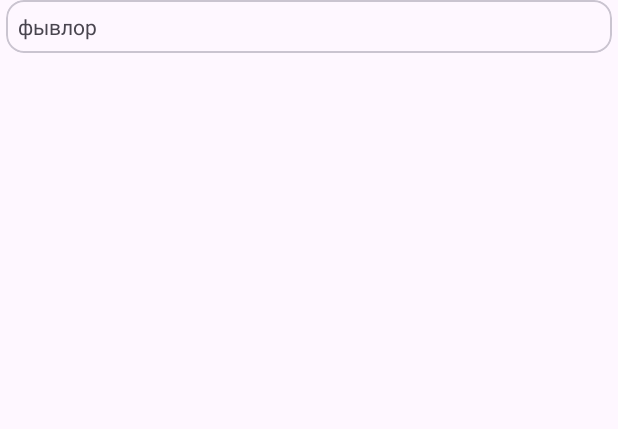
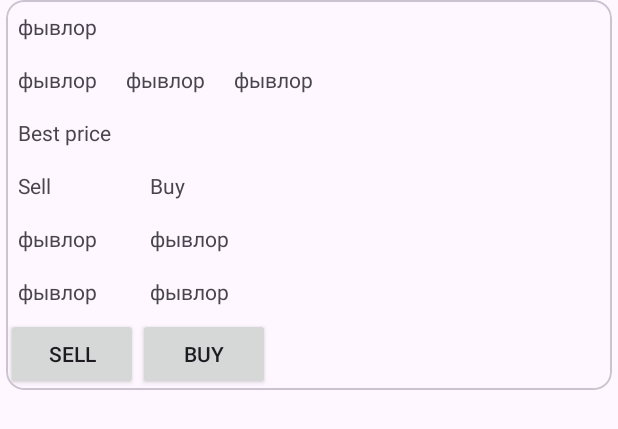
Before and after one commit to kvm-dev/Orange, an Android app: the layout item_affected.xml on its own in the app's theme, with its tools: preview values and no code run, on a phone screen of 412 x 824 dp. Shown: the top 429 px of the screen. Run offline under Robolectric (Android 15) with nearby library versions, the phone set to English and light mode, and no system bars; network calls fail.

Commit message:
карточка селл/буй

```diff
--- a/app/src/main/res/layout/item_affected.xml
+++ b/app/src/main/res/layout/item_affected.xml
@@ -6,11 +6,133 @@
     android:layout_marginHorizontal="4dp"
     app:cardElevation="0dp">
 
-          <TextView
-            android:id="@+id/item_affected_text"
+    <!--    val companyId: Int,-->
+
+
+    <!--    val bestBuyOfferId: Int,-->
+    <!--    val bestBuyOfferPrice: Int,-->
+    <!--    val bestBuyOfferCount: Int-->
+    <androidx.appcompat.widget.LinearLayoutCompat
+        android:layout_width="match_parent"
+        android:layout_height="wrap_content"
+        android:orientation="vertical">
+
+        <TextView
+            android:id="@+id/item_company_name"
             android:layout_width="wrap_content"
             android:layout_height="wrap_content"
-            android:text="фывлор "
-            android:layout_margin="8dp"/>
+            android:layout_margin="8dp"
+            android:text="фывлор " />
+
+        <androidx.appcompat.widget.LinearLayoutCompat
+            android:layout_width="wrap_content"
+            android:layout_height="wrap_content"
+            android:orientation="horizontal">
+
+            <TextView
+                android:id="@+id/item_fiveMinRate"
+                android:layout_width="wrap_content"
+                android:layout_height="wrap_content"
+                android:layout_margin="8dp"
+                android:text="фывлор " />
+
+            <TextView
+                android:id="@+id/item_oneMinRate"
+                android:layout_width="wrap_content"
+                android:layout_height="wrap_content"
+                android:layout_margin="8dp"
+                android:text="фывлор " />
+
+            <TextView
+                android:id="@+id/item_lastNewRate"
+                android:layout_width="wrap_content"
+                android:layout_height="wrap_content"
+                android:layout_margin="8dp"
+                android:text="фывлор " />
+        </androidx.appcompat.widget.LinearLayoutCompat>
+
+        <TextView
+            android:id="@+id/item_bp"
+            android:layout_width="wrap_content"
+            android:layout_height="wrap_content"
+            android:layout_margin="8dp"
+            android:text="Best price " />
+
+        <androidx.appcompat.widget.LinearLayoutCompat
+            android:layout_width="wrap_content"
+            android:layout_height="wrap_content"
+            android:orientation="horizontal">
+
+            <androidx.appcompat.widget.LinearLayoutCompat
+                android:layout_width="wrap_content"
+                android:layout_height="wrap_content"
+                android:orientation="vertical">
+
+                <TextView
+                    android:id="@+id/item_sell_text"
+                    android:layout_width="wrap_content"
+                    android:layout_height="wrap_content"
+                    android:layout_margin="8dp"
+                    android:text="Sell" />
+
+                <TextView
+                    android:id="@+id/item_bestSellOfferPrice"
+                    android:layout_width="wrap_content"
+                    android:layout_height="wrap_content"
+                    android:layout_margin="8dp"
+                    android:text="фывлор " />
+
+                <TextView
+                    android:id="@+id/item_bestSellOfferCount"
+                    android:layout_width="wrap_content"
+                    android:layout_height="wrap_content"
+                    android:layout_margin="8dp"
+                    android:text="фывлор " />
+
+                <androidx.appcompat.widget.AppCompatButton
+                    android:id="@+id/btn_sell"
+                    android:layout_width="wrap_content"
+                    android:layout_height="wrap_content"
+                    android:text="sell" />
+
+            </androidx.appcompat.widget.LinearLayoutCompat>
+
+            <androidx.appcompat.widget.LinearLayoutCompat
+                android:layout_width="wrap_content"
+                android:layout_height="wrap_content"
+                android:orientation="vertical">
+
+                <TextView
+                    android:id="@+id/item_buy_text"
+                    android:layout_width="wrap_content"
+                    android:layout_height="wrap_content"
+                    android:layout_margin="8dp"
+                    android:text="Buy" />
+
+                <TextView
+                    android:id="@+id/item_bestBuyOfferPrice"
+                    android:layout_width="wrap_content"
+                    android:layout_height="wrap_content"
+                    android:layout_margin="8dp"
+                    android:text="фывлор " />
+
+                <TextView
+                    android:id="@+id/item_bestBuyOfferCount"
+                    android:layout_width="wrap_content"
+                    android:layout_height="wrap_content"
+                    android:layout_margin="8dp"
+                    android:text="фывлор " />
+
+                <androidx.appcompat.widget.AppCompatButton
+                    android:id="@+id/btn_buy"
+                    android:layout_width="wrap_content"
+                    android:layout_height="wrap_content"
+                    android:text="buy" />
+
+            </androidx.appcompat.widget.LinearLayoutCompat>
+
+
+        </androidx.appcompat.widget.LinearLayoutCompat>
+    </androidx.appcompat.widget.LinearLayoutCompat>
 
 </com.google.android.material.card.MaterialCardView>
```
